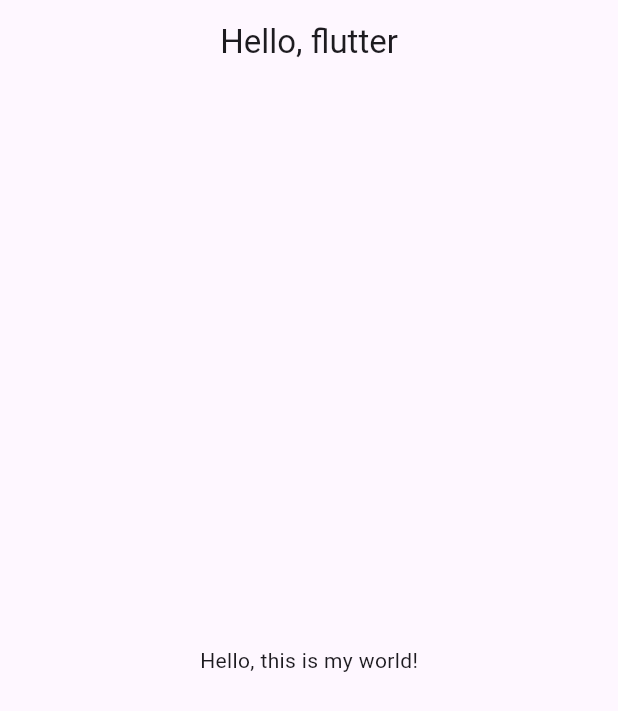
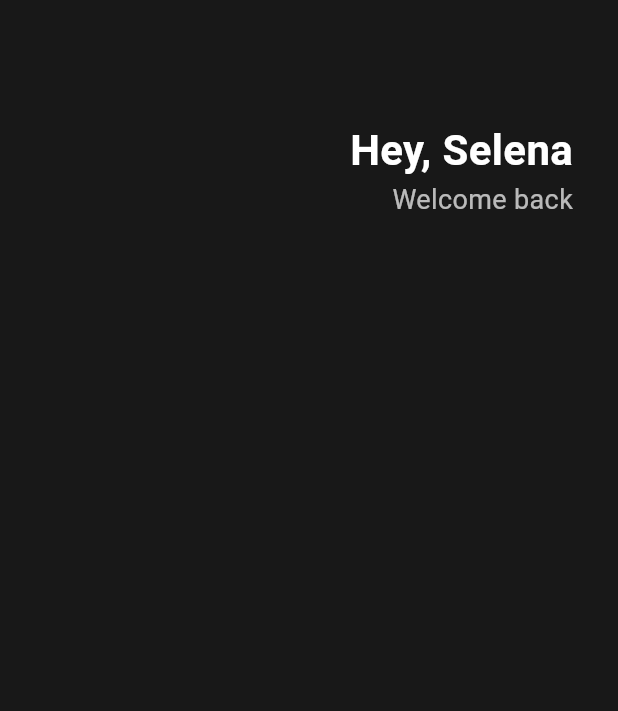
Before and after one commit to ardenspace/practice-flutter, a Flutter app: the screen it shows after launch, on a phone screen of 412 x 824 dp. Shown: the top 711 px of the screen. Run offline on Flutter 3.47's test engine with Material 3 defaults, Android fonts, the phone set to English and light mode, and no system bars.

Commit message:
[FEAT] 헤더 추가

```diff
--- a/toonflix/lib/main.dart
+++ b/toonflix/lib/main.dart
@@ -20,8 +20,40 @@ class App extends StatelessWidget {
     return MaterialApp(
       // 테마를 꼭 설정해줘야 함. material 스타일로 할 건지, ios 스타일인 cupertino 스타일로 할 건지 .. 커스터마이징 수월하다며? ㅇㅇ 그렇긴 함 근데 기본적으로 베이직이 되는 뼈대는 프로젝트 시작점에서 골라줘야 함. 물론 구글에서 만든 material style이 보기 좋겠지? 마음에 안 든다고 해도 어쩔 수 없고 또 뭔가를 골랐다고 해서 그 디자인이 통용되는 것도 아님 커스터마이징 아주 자유로움
       home: Scaffold(
-        appBar: AppBar(title: Text("Hello, flutter"), centerTitle: true),
-        body: Center(child: Text("Hello, this is my world!")),
+        backgroundColor: Color(0xFF181818),
+        body: Padding(
+          padding: EdgeInsets.symmetric(horizontal: 30),
+          child: Column(
+            children: [
+              SizedBox(height: 80),
+              Row(
+                mainAxisAlignment: MainAxisAlignment.end,
+                children: [
+                  Column(
+                    crossAxisAlignment: CrossAxisAlignment.end,
+                    children: [
+                      Text(
+                        "Hey, Selena",
+                        style: TextStyle(
+                          color: Colors.white,
+                          fontSize: 28,
+                          fontWeight: FontWeight.bold,
+                        ),
+                      ),
+                      Text(
+                        "Welcome back",
+                        style: TextStyle(
+                          color: Colors.white.withOpacity(0.7),
+                          fontSize: 18,
+                        ),
+                      ),
+                    ],
+                  ),
+                ],
+              ),
+            ],
+          ),
+        ),
       ),
     );
     // Hello, world! 만 치니까 띡 나오긴 했는데 생긴 게 좀 못생겼어 ... 왜냐? flutter는 화면이 scaffold 라는 걸 가져야 한다는 규칙이 있거든! scaffold는 화면의 구조를 뜻하는데 모든 모바일 화면은 scaffold가 필요해. 그래서 위에서처럼 Scaffold를 갖고 와서 text를 뿌려주는 방식을 써야 정상적인 Hello, world!가 나온다.
```
